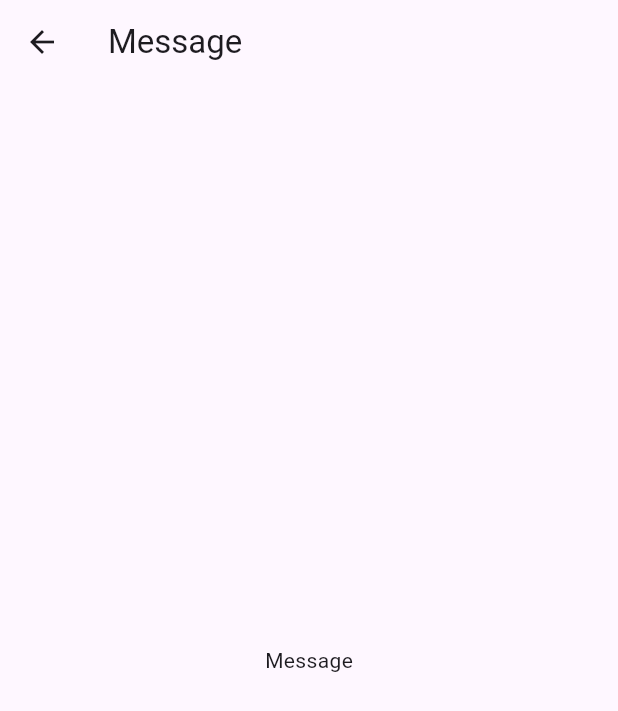
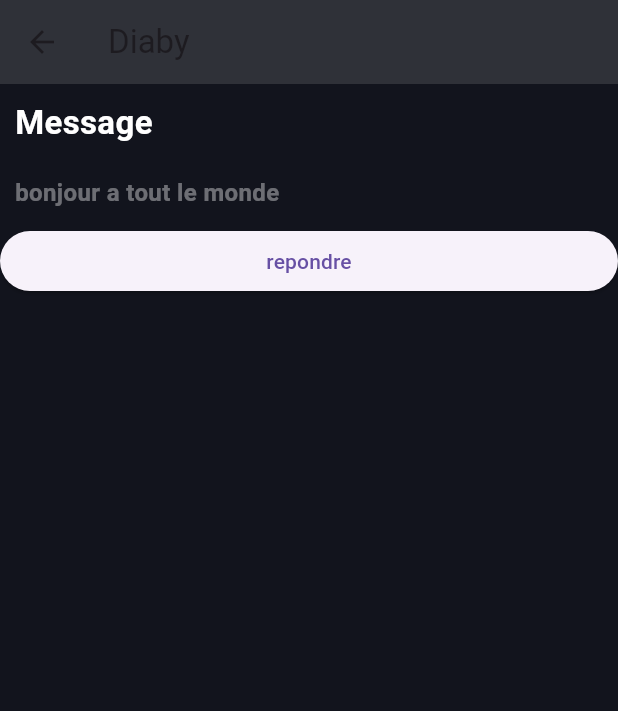
Before and after one commit to Morymirco/flutter, a Flutter app: the HomePage screen opened directly, after a tap on "Diaby", on a phone screen of 412 x 824 dp. Shown: the top 711 px of the screen. Run offline on Flutter 3.47's test engine with Material 3 defaults, Android fonts, the phone set to English and light mode, and no system bars; our stand-ins replace flutter_form_builder, flutter_svg, form_builder_validators, get, getwidget; network calls fail.

Commit message:
17/04/2024 (mercredi)

```diff
--- a/lib/screen/Home.dart
+++ b/lib/screen/Home.dart
@@ -72,7 +72,6 @@ class _HomePageState extends State<HomePage>
         toolbarHeight: 69,
         // La propriété actions de AppBar en Flutter permet d'ajouter des actions à droite de la barre d'applications. Ces actions sont généralement des icônes ou des widgets interactifs qui effectuent des actions spécifiques lorsqu'ils sont appuyés.
         actions: [
-
           Padding(
             padding: EdgeInsets.all(5),
             child: Container(
@@ -98,7 +97,7 @@ class _HomePageState extends State<HomePage>
           style: TextStyle(fontSize: 22),
         ),
         // La propriété leading de AppBar en Flutter permet d'ajouter un widget à gauche de la barre d'applications. Cela est souvent utilisé pour afficher un bouton de retour ou un widget interactif qui effectue une action lorsque l'utilisateur le touche.
-      // GestureDetector => gestionnaire d'evenement
+        // GestureDetector => gestionnaire d'evenement
         leading: GestureDetector(
           onTap: () => {
             setState(() {
@@ -144,7 +143,10 @@ class _HomePageState extends State<HomePage>
                 child: createmessage(message: messages[index]),
                 onTap: () {
                   print("Message");
-                  Get.to(() => MessagePage());
+                  //Get.offAll => supprime toutes les pages precedents (sans retour possible)
+                  Get.to(() => MessagePage(message: messages[index],));
+                  // Get.off(() => MessagePage());
+                  // chargement sans possibilite de retour
                 },
               );
             }),
@@ -245,7 +247,6 @@ class HexColor extends Color {
   HexColor(final String hexColor) : super(_getColorFromHex(hexColor));
 }
 
-
 // Padding(
 //         padding: const EdgeInsets.all(16.0),
 //         child: TextField(
--- a/lib/screen/message.dart
+++ b/lib/screen/message.dart
@@ -1,8 +1,11 @@
 import 'package:flutter/material.dart';
+
 //on install le package avec flutter pub add get
 class MessagePage extends StatefulWidget {
-  const MessagePage({super.key});
-
+  MessagePage(
+      {super.key, required this.message}); //on lui passer ici au constructeur
+// on declare le message ici
+  late Map message;
   @override
   State<MessagePage> createState() => _MessagePageState();
 }
@@ -15,6 +18,8 @@ class _MessagePageState extends State<MessagePage>
   void initState() {
     super.initState();
     _controller = AnimationController(vsync: this);
+    // sinon on initialise message ici
+    // late msg =widget.message;
   }
 
   @override
@@ -26,8 +31,51 @@ class _MessagePageState extends State<MessagePage>
   @override
   Widget build(BuildContext context) {
     return Scaffold(
-      appBar: AppBar(title: Text("Message")),
-      body: Center(child: Text("Message")),
-    );
+        backgroundColor: HexColor("#12141D"),
+        appBar: AppBar(
+          title: Text(widget.message['user']['nom']),
+          backgroundColor: Colors.white12,
+        ),
+        body: Center(
+            child: ListView(
+          children: [
+            const Padding(
+                padding: EdgeInsets.all(10),
+                child: Text(
+                  "Message",
+                  style: TextStyle(
+                      color: Colors.white,
+                      fontSize: 22,
+                      fontWeight: FontWeight.bold),
+                )),
+            Padding(
+                padding: const EdgeInsets.all(10),
+                child: Text(
+                  widget.message['message'],
+                  style: const TextStyle(
+                      color: Colors.white38,
+                      fontSize: 16,
+                      fontWeight: FontWeight.bold),
+                )),
+            ElevatedButton(
+              // pour accer a la variable declarer dans l'autre class on precede  de widget
+              child: const Text("repondre"),
+              // on pourra l'utiliser comme suit msg['user']['nom']
+              onPressed: () => false,
+            ),
+          ],
+        )));
   }
 }
+
+class HexColor extends Color {
+  static int _getColorFromHex(String hexColor) {
+    hexColor = hexColor.toUpperCase().replaceAll("#", "");
+    if (hexColor.length == 6) {
+      hexColor = "FF" + hexColor;
+    }
+    return int.parse(hexColor, radix: 16);
+  }
+
+  HexColor(final String hexColor) : super(_getColorFromHex(hexColor));
+}
--- a/pubspec.yaml
+++ b/pubspec.yaml
@@ -36,6 +36,11 @@ dependencies:
   # Use with the CupertinoIcons class for iOS style icons.
   cupertino_icons: ^1.0.2
   get: ^4.6.6
+
+  getwidget: ^4.0.0
+  flutter_svg: ^2.0.10+1
+  form_builder_validators: ^9.1.0
+  flutter_form_builder: ^9.2.1
 
 dev_dependencies:
   flutter_test:
```
Also changed, not shown: lib/main.dart (+6 -2 lines), lib/models/user.dart (added, +14 -0 lines), lib/screen/login.dart (added, +221 -0 lines), assets/images/bg.jpg (added), assets/images/google.svg (added), pubspec.lock.
